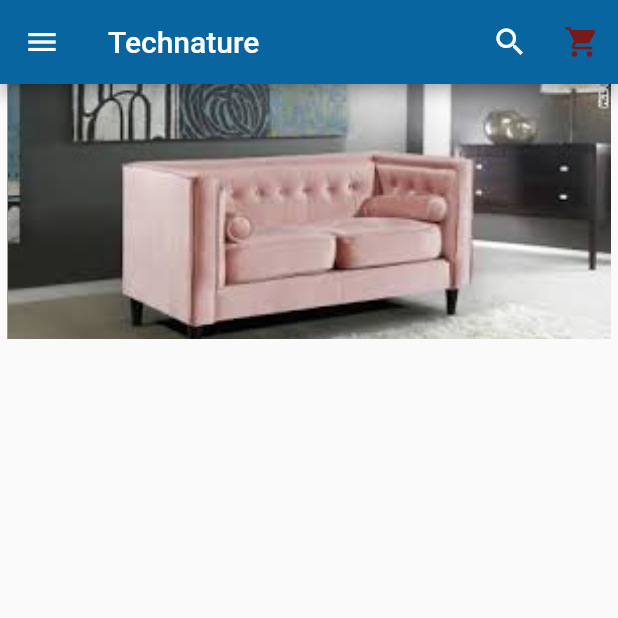
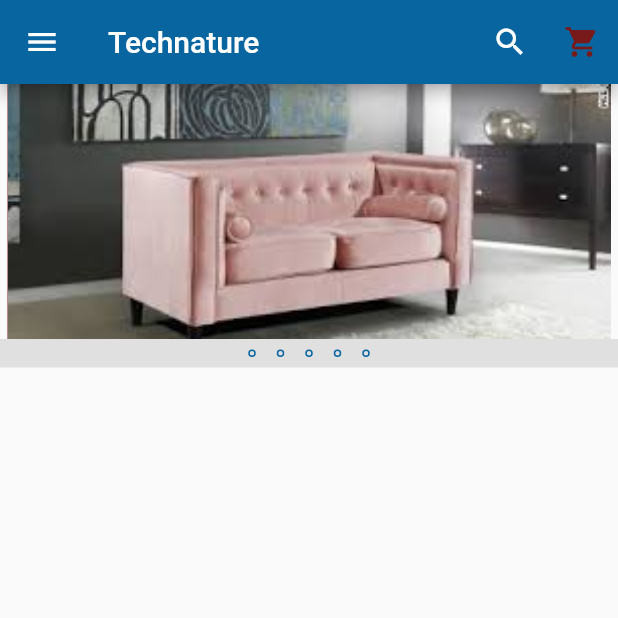
Before and after one commit to mgthihazaw/ecommerce_flutter, a Flutter app: the screen it shows after launch, on a phone screen of 412 x 824 dp, the top half of it. Run offline on Flutter 3.47's test engine with Material 2 defaults, Android fonts, the phone set to English and light mode, and no system bars; drawn by our look-alikes of carousel_slider.

Commit message:
update carousel with pretty design

```diff
--- a/lib/widgets/carousel.dart
+++ b/lib/widgets/carousel.dart
@@ -2,37 +2,87 @@ import 'package:flutter/material.dart';
 import 'package:carousel_slider/carousel_slider.dart';
 import 'package:carousel_slider/carousel_options.dart';
 
-class Carousel extends StatelessWidget {
+class Carousel extends StatefulWidget {
+  @override
+  _CarouselState createState() => _CarouselState();
+}
+
+class _CarouselState extends State<Carousel> {
+  int _current;
+  List _imageList = [
+    "assets/carousels/image1.jpg",
+    "assets/carousels/image2.jpg",
+    "assets/carousels/image3.jpg",
+    "assets/carousels/image4.jpg",
+    "assets/carousels/image5.jpg",
+  ];
+  List<T> mapSlide<T>(List list, handler) {
+    List<T> result = [];
+    int i = 0;
+    list.forEach((value) {
+      result.add(handler(i, value));
+      i++;
+    });
+    return result;
+  }
+
   @override
   Widget build(BuildContext context) {
-    return CarouselSlider(
+    // print(_current);
+    return Column(
+      children: <Widget>[
+        CarouselSlider(
           options: CarouselOptions(
               height: 170,
-          aspectRatio: 16 / 10,
+              aspectRatio: 16 / 8,
               viewportFraction: 1,
               initialPage: 0,
               enableInfiniteScroll: true,
               reverse: false,
               autoPlay: true,
               autoPlayInterval: Duration(seconds: 3),
-          autoPlayAnimationDuration: Duration(milliseconds: 800),
+              autoPlayAnimationDuration: Duration(milliseconds: 1500),
               autoPlayCurve: Curves.fastOutSlowIn,
               enlargeCenterPage: true,
               scrollDirection: Axis.horizontal,
-        ),
-        items: [1, 2, 3, 4, 5].map((i) {
+              onPageChanged: (index, _) {
+                setState(() {
+                  _current = index;
+                });
+              }),
+          items: _imageList.map((i) {
             return Builder(
               builder: (BuildContext context) {
                 return Container(
                     width: MediaQuery.of(context).size.width,
                     margin: EdgeInsets.symmetric(horizontal: 5.0),
-                decoration: BoxDecoration(color: Theme.of(context).accentColor),
-                child: Image.asset("assets/carousels/image$i.jpg",
-                    fit: BoxFit.cover),
-              );
+                    decoration:
+                        BoxDecoration(color: Theme.of(context).accentColor),
+                    child: Image.asset(i, fit: BoxFit.cover));
               },
             );
           }).toList(),
+        ),
+        Container(
+          decoration: BoxDecoration(color: Colors.grey[300]),
+          child: Row(
+            mainAxisAlignment: MainAxisAlignment.center,
+            children: mapSlide<Widget>(_imageList, (index, url) {
+              return Container(
+                margin: EdgeInsets.all(7),
+                width: _current == index ?10 :5,
+                height: _current == index ?10 :5,
+                decoration: BoxDecoration(
+                    border: Border.all(color: Theme.of(context).primaryColor),
+                    shape: BoxShape.circle,
+                    color: _current == index
+                        ? Theme.of(context).primaryColor
+                        : null),
+              );
+            }),
+          ),
+        )
+      ],
     );
   }
 }
```
Lines whose indentation alone changed are shown as unchanged.
